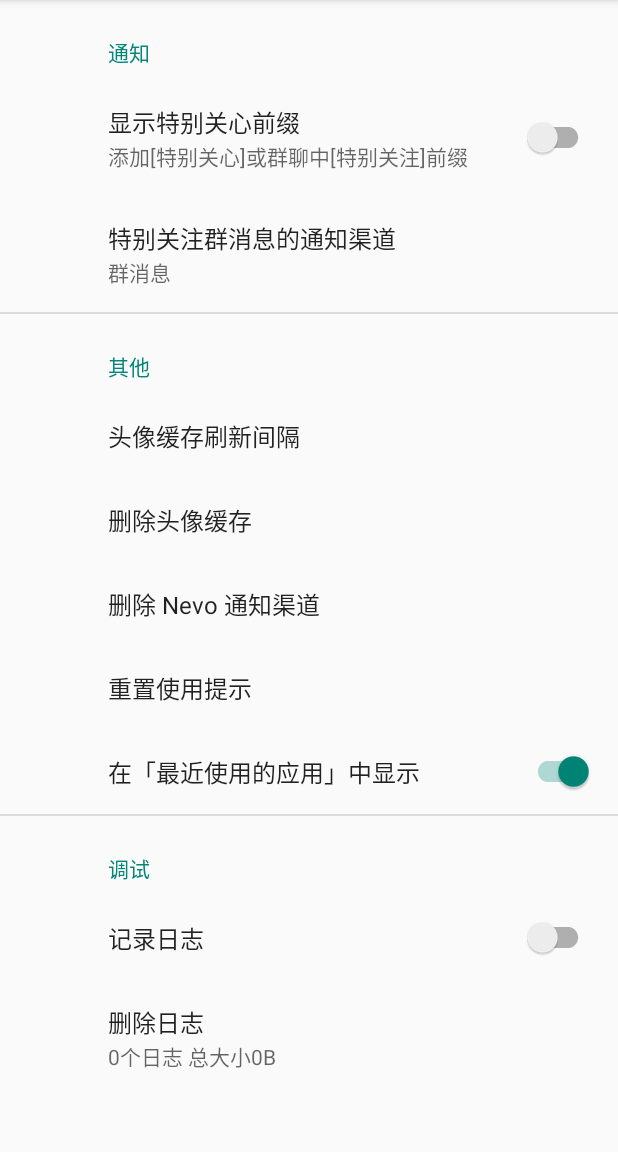
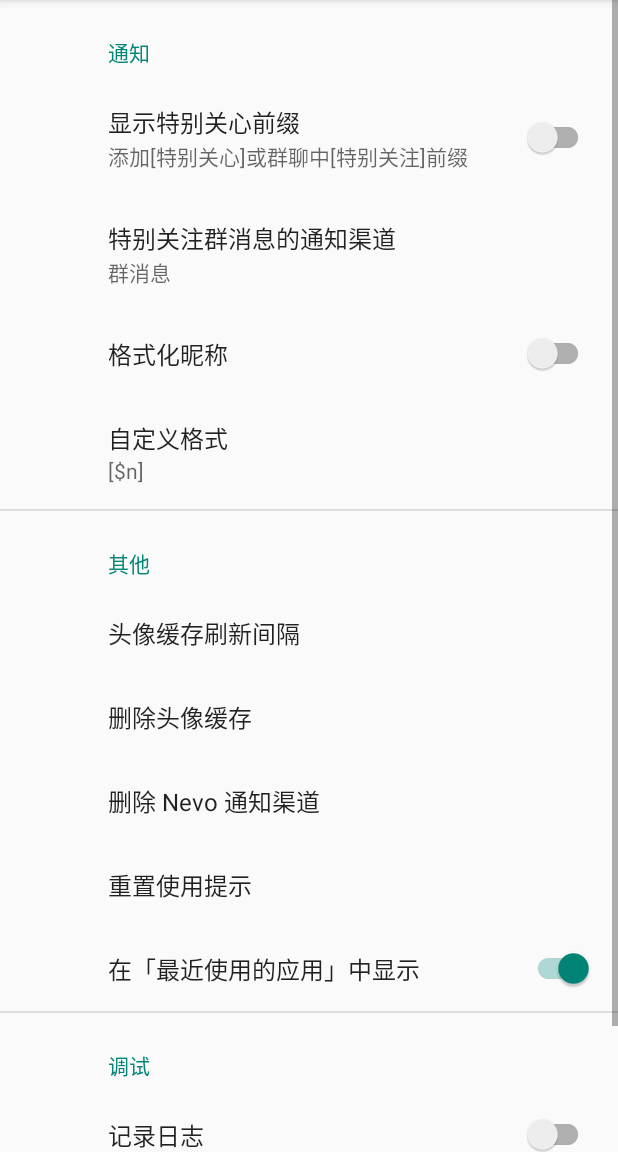
Before and after one commit to ichenhe/QQ-Notify-Evolution, an Android app: the fragment AdvancedFr placed in its activity, on a phone screen of 412 x 824 dp, the part 84-1236 px from its top. Run offline under Robolectric (Android 15) with nearby library versions, the phone set to English and light mode, and no system bars; our stand-ins replace Timber, androidx.preference; libraries missing offline, so code that uses them is left out: com.oasisfeng.nevo; 5 statements that could not run were skipped.

Commit message:
新增格式化昵称

```diff
--- a/app/src/main/res/values/strings.xml
+++ b/app/src/main/res/values/strings.xml
@@ -149,6 +149,10 @@
         <item>group</item>
         <item>special</item>
     </string-array>
+    <string name="pref_advanced_wrap_nickname">格式化昵称</string>
+    <string name="pref_advanced_nickname_wrapper">自定义格式</string>
+    <string name="pref_advanced_nickname_wrapper_message">使用 $n 指代原始昵称，其他字符将原样保留。如果你喜欢输入 Emoji 也行。</string>
+    <string name="pref_advanced_nickname_wrapper_invalid_message">自定义格式必须包含 $n 变量。</string>
     <!-- 其他 -->
     <string name="pref_cate_advanced_other">其他</string>
     <string name="pref_avatar_cache_period">头像缓存刷新间隔</string>
--- a/app/src/main/res/xml/pref_advanced.xml
+++ b/app/src/main/res/xml/pref_advanced.xml
@@ -15,6 +15,19 @@
             app:entryValues="@array/pref_advanced_special_group_channel_values"
             app:key="special_group_channel"
             app:title="@string/pref_advanced_special_group_channel"
+            app:useSimpleSummaryProvider="true" />
+
+        <SwitchPreferenceCompat
+            app:defaultValue="false"
+            app:key="wrap_nickname"
+            app:title="@string/pref_advanced_wrap_nickname" />
+
+        <EditTextPreference
+            app:defaultValue="[$n]"
+            app:dependency="wrap_nickname"
+            app:dialogMessage="@string/pref_advanced_nickname_wrapper_message"
+            app:key="nickname_wrapper"
+            app:title="@string/pref_advanced_nickname_wrapper"
             app:useSimpleSummaryProvider="true" />
     </PreferenceCategory>
 
```
Also changed, not shown: app/src/main/java/cc/chenhe/qqnotifyevo/core/NotificationProcessor.kt (+23 -1 lines), app/src/main/java/cc/chenhe/qqnotifyevo/preference/AdvancedFr.kt (+17 -4 lines), app/src/main/java/cc/chenhe/qqnotifyevo/utils/PreferencesUtils.kt (+14 -0 lines).
